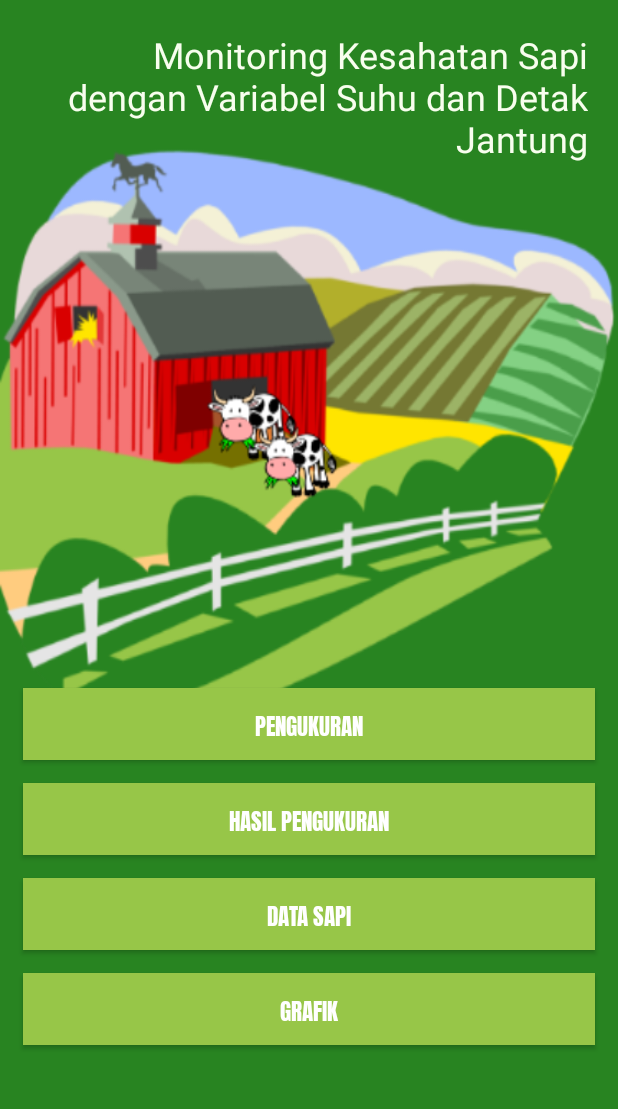
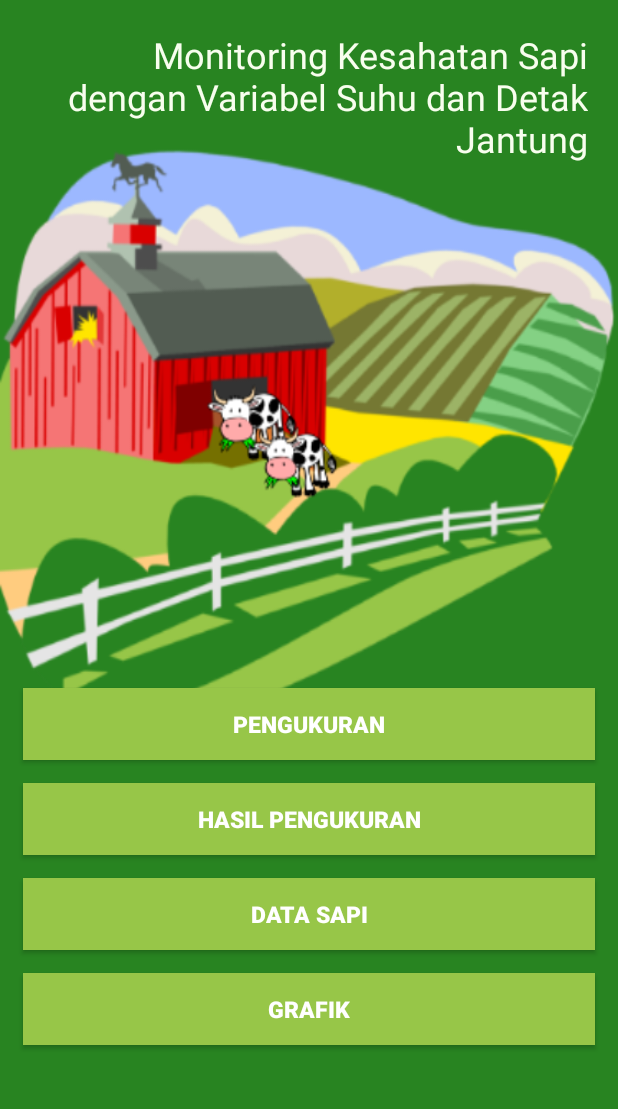
Before and after one commit to dindatria/ProjekTA, an Android app: the MainActivity screen opened directly, with no data from a screen before it, on a phone screen of 412 x 824 dp, the part 79-1188 px from its top. Run offline under Robolectric (Android 15) with nearby library versions, the phone set to English and light mode, and no system bars; Roboto replaces fonts that are not available here.

Commit message:
searchmenu.xml

```diff
--- a/app/src/main/res/layout/activity_main.xml
+++ b/app/src/main/res/layout/activity_main.xml
@@ -40,13 +40,13 @@
         android:layout_height="wrap_content"
         android:layout_below="@id/textView2"
         android:layout_centerHorizontal="true"
+        android:layout_marginHorizontal="15dp"
         android:layout_marginTop="350dp"
         android:background="#97C648"
-        android:fontFamily="@font/anton"
+        android:fontFamily="sans-serif-black"
         android:text="PENGUKURAN"
-        android:textSize="15sp"
         android:textAllCaps="false"
-        android:layout_marginHorizontal="15dp"/>
+        android:textSize="15sp" />
 
     <Button
         android:id="@+id/button1"
@@ -58,7 +58,7 @@
         android:layout_marginHorizontal="15dp"
         android:layout_marginTop="15dp"
         android:background="#97C648"
-        android:fontFamily="@font/anton"
+        android:fontFamily="sans-serif-black"
         android:text="HASIL PENGUKURAN"
         android:textAllCaps="false"
         android:textSize="15sp" />
@@ -70,12 +70,13 @@
         android:layout_height="wrap_content"
         android:layout_below="@id/button1"
         android:layout_centerHorizontal="true"
+        android:layout_marginHorizontal="15dp"
+        android:layout_marginTop="15dp"
         android:background="#97C648"
-        android:fontFamily="@font/anton"
+        android:fontFamily="sans-serif-black"
         android:text="DATA SAPI"
-        android:textSize="15sp"
-        android:layout_marginHorizontal="15dp"
-        android:layout_marginTop="15dp"/>
+        android:textSize="15sp" />
+
     <Button
         android:id="@+id/button2"
         style="@style/Widget.AppCompat.Button.Colored"
@@ -83,12 +84,12 @@
         android:layout_height="wrap_content"
         android:layout_below="@id/button3"
         android:layout_centerHorizontal="true"
+        android:layout_marginHorizontal="15dp"
+        android:layout_marginTop="15dp"
         android:background="#97C648"
-        android:fontFamily="@font/anton"
+        android:fontFamily="sans-serif-black"
         android:text="Grafik"
-        android:textSize="15sp"
-        android:layout_marginHorizontal="15dp"
-        android:layout_marginTop="15dp"/>
+        android:textSize="15sp" />
 
 
 </RelativeLayout>
```
